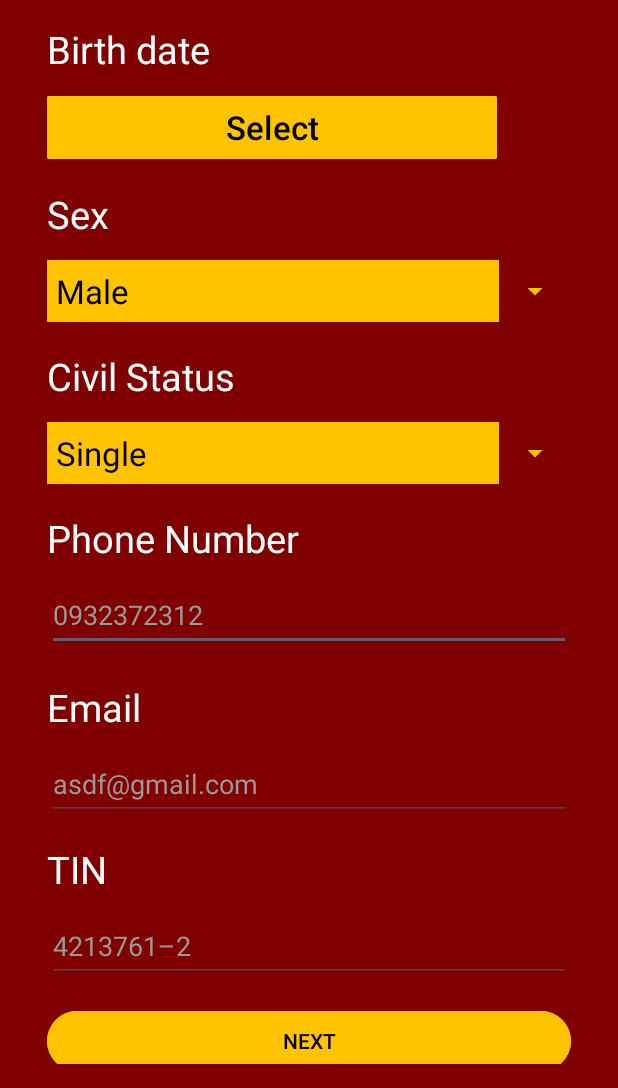
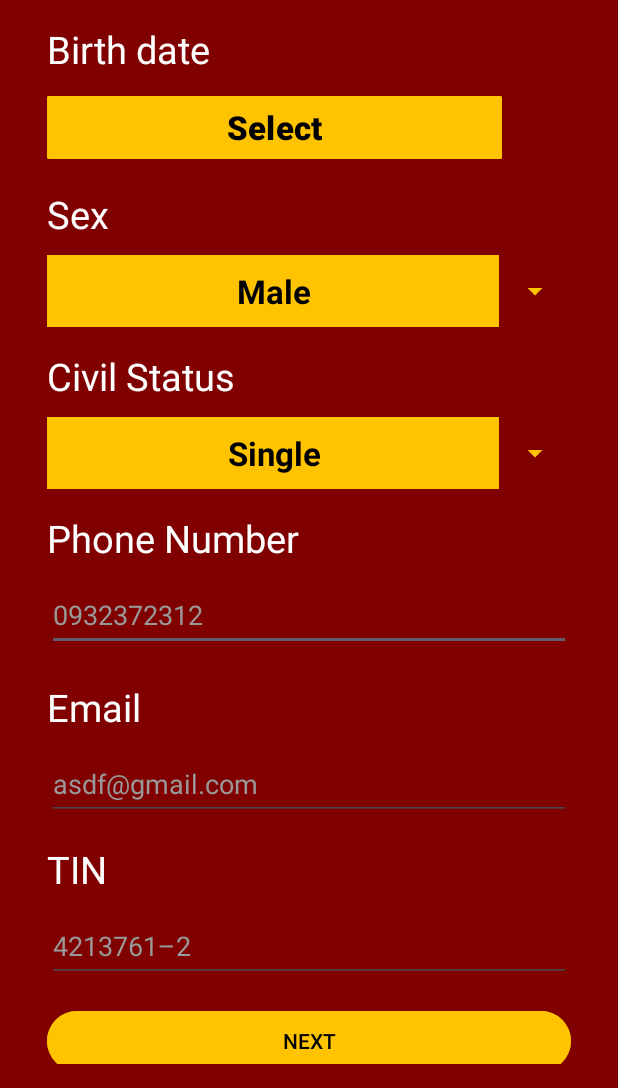
Before and after one commit to fjpecci19/Formulario, an Android app: the screen it shows after launch (MainActivity), on a phone screen of 412 x 824 dp, the part 148-1236 px from its top. Run offline under Robolectric (Android 15) with nearby library versions, the phone set to English and light mode, and no system bars; our stand-ins replace data binding.

Commit message:
Fuentes cambiadas

```diff
--- a/app/src/main/res/layout/activity_main.xml
+++ b/app/src/main/res/layout/activity_main.xml
@@ -44,12 +44,12 @@
 
             <Button
                 android:id="@+id/date_edit"
-                android:layout_width="300dp"
+                android:layout_width="303dp"
                 android:layout_height="50dp"
                 android:layout_below="@id/date"
                 android:backgroundTint="@color/amarelo"
                 android:layout_marginTop="10dp"
-                android:textStyle="normal"
+                android:textStyle="bold"
                 android:text="@string/select"
                 android:textColor="@color/black"
                 android:textSize="22sp"
--- a/app/src/main/res/layout/spinner_list.xml
+++ b/app/src/main/res/layout/spinner_list.xml
@@ -1,12 +1,13 @@
 <?xml version="1.0" encoding="utf-8"?>
 <TextView
     xmlns:android="http://schemas.android.com/apk/res/android"
-    android:layout_width="match_parent"
-    android:layout_height="wrap_content"
+    android:layout_width="303dp"
+    android:layout_height="50dp"
     android:background="@color/amarelo"
     android:popupBackground="@color/amarelo"
     android:textColor="@color/black"
     android:textSize="22sp"
     android:padding="6dp"
-    android:textStyle="normal"
+    android:textStyle="bold"
+    android:gravity="center"
     />
```
